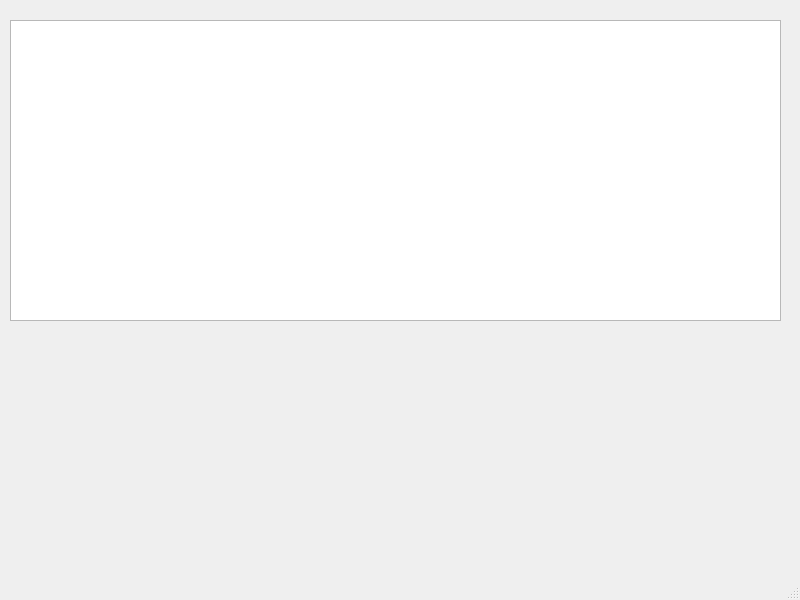
This is src/main/mainwindow.ui in chanjeff2/GroupProject as Qt 5 draws it before an edit. The edited form follows.
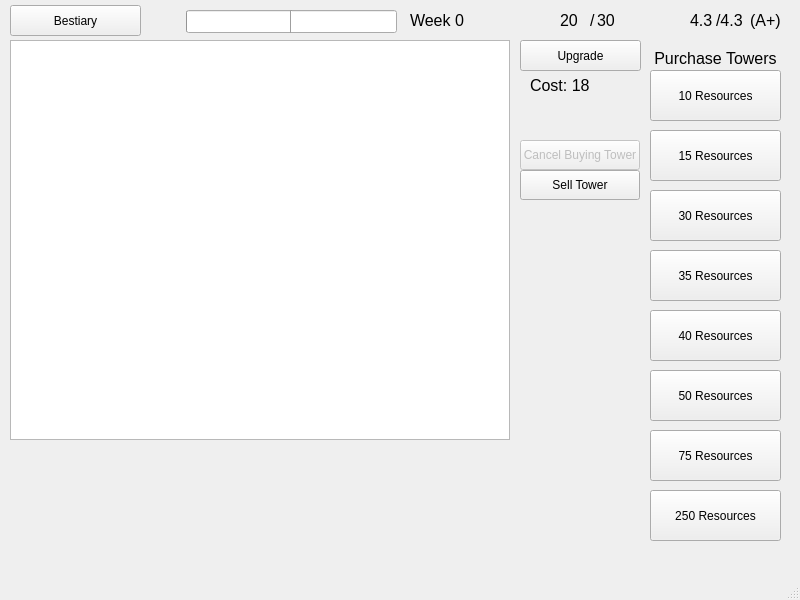
This is the edited form. Icons and pictures are not drawn.

```diff
--- a/src/main/mainwindow.ui
+++ b/src/main/mainwindow.ui
@@ -18,12 +18,602 @@
     <property name="geometry">
      <rect>
       <x>10</x>
-      <y>20</y>
-      <width>771</width>
-      <height>301</height>
+      <y>40</y>
+      <width>500</width>
+      <height>400</height>
      </rect>
     </property>
    </widget>
+   <widget class="QPushButton" name="BuyRegular">
+    <property name="geometry">
+     <rect>
+      <x>650</x>
+      <y>70</y>
+      <width>131</width>
+      <height>51</height>
+     </rect>
+    </property>
+    <property name="text">
+     <string>10 Resources</string>
+    </property>
+    <property name="icon">
+     <iconset>
+      <normaloff>../../res/towers_images/RegularStudent Purchase.png</normaloff>../../res/towers_images/RegularStudent Purchase.png</iconset>
+    </property>
+    <property name="iconSize">
+     <size>
+      <width>50</width>
+      <height>50</height>
+     </size>
+    </property>
+   </widget>
+   <widget class="QLabel" name="Label_BuyTower">
+    <property name="geometry">
+     <rect>
+      <x>650</x>
+      <y>50</y>
+      <width>131</width>
+      <height>16</height>
+     </rect>
+    </property>
+    <property name="minimumSize">
+     <size>
+      <width>0</width>
+      <height>0</height>
+     </size>
+    </property>
+    <property name="baseSize">
+     <size>
+      <width>0</width>
+      <height>0</height>
+     </size>
+    </property>
+    <property name="font">
+     <font>
+      <family>Arial</family>
+      <pointsize>12</pointsize>
+     </font>
+    </property>
+    <property name="text">
+     <string>Purchase Towers</string>
+    </property>
+    <property name="scaledContents">
+     <bool>false</bool>
+    </property>
+    <property name="alignment">
+     <set>Qt::AlignCenter</set>
+    </property>
+   </widget>
+   <widget class="QPushButton" name="BuyArts">
+    <property name="geometry">
+     <rect>
+      <x>650</x>
+      <y>130</y>
+      <width>131</width>
+      <height>51</height>
+     </rect>
+    </property>
+    <property name="text">
+     <string>15 Resources</string>
+    </property>
+    <property name="icon">
+     <iconset>
+      <normaloff>../../res/towers_images/ArtsStudent Purchase.png</normaloff>../../res/towers_images/ArtsStudent Purchase.png</iconset>
+    </property>
+    <property name="iconSize">
+     <size>
+      <width>50</width>
+      <height>50</height>
+     </size>
+    </property>
+   </widget>
+   <widget class="QPushButton" name="BuyWolfram">
+    <property name="geometry">
+     <rect>
+      <x>650</x>
+      <y>190</y>
+      <width>131</width>
+      <height>51</height>
+     </rect>
+    </property>
+    <property name="text">
+     <string>30 Resources</string>
+    </property>
+    <property name="icon">
+     <iconset>
+      <normaloff>../../res/towers_images/Wolfram Purchase.png</normaloff>../../res/towers_images/Wolfram Purchase.png</iconset>
+    </property>
+    <property name="iconSize">
+     <size>
+      <width>50</width>
+      <height>50</height>
+     </size>
+    </property>
+   </widget>
+   <widget class="QPushButton" name="BuyHacker">
+    <property name="geometry">
+     <rect>
+      <x>650</x>
+      <y>250</y>
+      <width>131</width>
+      <height>51</height>
+     </rect>
+    </property>
+    <property name="text">
+     <string>35 Resources</string>
+    </property>
+    <property name="icon">
+     <iconset>
+      <normaloff>../../res/towers_images/Hackerman Purchase.png</normaloff>../../res/towers_images/Hackerman Purchase.png</iconset>
+    </property>
+    <property name="iconSize">
+     <size>
+      <width>50</width>
+      <height>50</height>
+     </size>
+    </property>
+   </widget>
+   <widget class="QPushButton" name="BuyCalc">
+    <property name="geometry">
+     <rect>
+      <x>650</x>
+      <y>310</y>
+      <width>131</width>
+      <height>51</height>
+     </rect>
+    </property>
+    <property name="text">
+     <string>40 Resources</string>
+    </property>
+    <property name="icon">
+     <iconset>
+      <normaloff>../../res/towers_images/Calculator Purchase.png</normaloff>../../res/towers_images/Calculator Purchase.png</iconset>
+    </property>
+    <property name="iconSize">
+     <size>
+      <width>50</width>
+      <height>50</height>
+     </size>
+    </property>
+   </widget>
+   <widget class="QPushButton" name="BuyNerd">
+    <property name="geometry">
+     <rect>
+      <x>650</x>
+      <y>370</y>
+      <width>131</width>
+      <height>51</height>
+     </rect>
+    </property>
+    <property name="text">
+     <string>50 Resources</string>
+    </property>
+    <property name="icon">
+     <iconset>
+      <normaloff>../../res/towers_images/Nerd Purchase.png</normaloff>../../res/towers_images/Nerd Purchase.png</iconset>
+    </property>
+    <property name="iconSize">
+     <size>
+      <width>50</width>
+      <height>50</height>
+     </size>
+    </property>
+   </widget>
+   <widget class="QPushButton" name="BuyGWriter">
+    <property name="geometry">
+     <rect>
+      <x>650</x>
+      <y>430</y>
+      <width>131</width>
+      <height>51</height>
+     </rect>
+    </property>
+    <property name="text">
+     <string>75 Resources</string>
+    </property>
+    <property name="icon">
+     <iconset>
+      <normaloff>../../res/towers_images/Ghostwriter Purchase.png</normaloff>../../res/towers_images/Ghostwriter Purchase.png</iconset>
+    </property>
+    <property name="iconSize">
+     <size>
+      <width>50</width>
+      <height>50</height>
+     </size>
+    </property>
+   </widget>
+   <widget class="QPushButton" name="BuyChegg">
+    <property name="geometry">
+     <rect>
+      <x>650</x>
+      <y>490</y>
+      <width>131</width>
+      <height>51</height>
+     </rect>
+    </property>
+    <property name="text">
+     <string>250 Resources</string>
+    </property>
+    <property name="icon">
+     <iconset>
+      <normaloff>../../res/towers_images/Chegg Purchase.png</normaloff>../../res/towers_images/Chegg Purchase.png</iconset>
+    </property>
+    <property name="iconSize">
+     <size>
+      <width>50</width>
+      <height>50</height>
+     </size>
+    </property>
+   </widget>
+   <widget class="QPushButton" name="Bestiary">
+    <property name="geometry">
+     <rect>
+      <x>10</x>
+      <y>5</y>
+      <width>131</width>
+      <height>31</height>
+     </rect>
+    </property>
+    <property name="text">
+     <string>Bestiary</string>
+    </property>
+   </widget>
+   <widget class="QLabel" name="GPAIcon">
+    <property name="geometry">
+     <rect>
+      <x>650</x>
+      <y>10</y>
+      <width>34</width>
+      <height>21</height>
+     </rect>
+    </property>
+    <property name="font">
+     <font>
+      <family>Arial</family>
+      <pointsize>12</pointsize>
+     </font>
+    </property>
+    <property name="text">
+     <string/>
+    </property>
+    <property name="pixmap">
+     <pixmap resource="../../assets.qrc">:/res/res/misc_images/GPA.png</pixmap>
+    </property>
+   </widget>
+   <widget class="QLabel" name="GPA">
+    <property name="geometry">
+     <rect>
+      <x>690</x>
+      <y>10</y>
+      <width>22</width>
+      <height>21</height>
+     </rect>
+    </property>
+    <property name="font">
+     <font>
+      <family>Arial</family>
+      <pointsize>12</pointsize>
+     </font>
+    </property>
+    <property name="text">
+     <string>4.3</string>
+    </property>
+    <property name="pixmap">
+     <pixmap resource="../../assets.qrc">:/res/res/misc_images/GPA.png</pixmap>
+    </property>
+   </widget>
+   <widget class="QLabel" name="GPA_Cap">
+    <property name="geometry">
+     <rect>
+      <x>716</x>
+      <y>10</y>
+      <width>26</width>
+      <height>21</height>
+     </rect>
+    </property>
+    <property name="font">
+     <font>
+      <family>Arial</family>
+      <pointsize>12</pointsize>
+     </font>
+    </property>
+    <property name="text">
+     <string>/4.3</string>
+    </property>
+    <property name="pixmap">
+     <pixmap resource="../../assets.qrc">:/res/res/misc_images/GPA.png</pixmap>
+    </property>
+   </widget>
+   <widget class="QLabel" name="GPAGrade">
+    <property name="geometry">
+     <rect>
+      <x>750</x>
+      <y>10</y>
+      <width>31</width>
+      <height>21</height>
+     </rect>
+    </property>
+    <property name="font">
+     <font>
+      <family>Arial</family>
+      <pointsize>12</pointsize>
+     </font>
+    </property>
+    <property name="text">
+     <string>(A+)</string>
+    </property>
+    <property name="pixmap">
+     <pixmap resource="../../assets.qrc">:/res/res/misc_images/GPA.png</pixmap>
+    </property>
+   </widget>
+   <widget class="QLabel" name="ResourceSlash">
+    <property name="geometry">
+     <rect>
+      <x>590</x>
+      <y>10</y>
+      <width>5</width>
+      <height>21</height>
+     </rect>
+    </property>
+    <property name="font">
+     <font>
+      <family>Arial</family>
+      <pointsize>12</pointsize>
+     </font>
+    </property>
+    <property name="text">
+     <string>/</string>
+    </property>
+    <property name="pixmap">
+     <pixmap resource="../../assets.qrc">:/res/res/misc_images/GPA.png</pixmap>
+    </property>
+   </widget>
+   <widget class="QLabel" name="Resource">
+    <property name="geometry">
+     <rect>
+      <x>560</x>
+      <y>10</y>
+      <width>30</width>
+      <height>21</height>
+     </rect>
+    </property>
+    <property name="font">
+     <font>
+      <family>Arial</family>
+      <pointsize>12</pointsize>
+     </font>
+    </property>
+    <property name="text">
+     <string>20</string>
+    </property>
+    <property name="pixmap">
+     <pixmap resource="../../assets.qrc">:/res/res/misc_images/GPA.png</pixmap>
+    </property>
+   </widget>
+   <widget class="QLabel" name="ResourceIcon">
+    <property name="geometry">
+     <rect>
+      <x>530</x>
+      <y>13</y>
+      <width>25</width>
+      <height>14</height>
+     </rect>
+    </property>
+    <property name="font">
+     <font>
+      <family>Arial</family>
+      <pointsize>12</pointsize>
+     </font>
+    </property>
+    <property name="text">
+     <string/>
+    </property>
+    <property name="pixmap">
+     <pixmap resource="../../assets.qrc">:/res/res/misc_images/Resources.png</pixmap>
+    </property>
+   </widget>
+   <widget class="QLabel" name="ResourceCap">
+    <property name="geometry">
+     <rect>
+      <x>597</x>
+      <y>10</y>
+      <width>30</width>
+      <height>21</height>
+     </rect>
+    </property>
+    <property name="font">
+     <font>
+      <family>Arial</family>
+      <pointsize>12</pointsize>
+     </font>
+    </property>
+    <property name="text">
+     <string>30</string>
+    </property>
+    <property name="pixmap">
+     <pixmap resource="../../assets.qrc">:/res/res/misc_images/GPA.png</pixmap>
+    </property>
+   </widget>
+   <widget class="QPushButton" name="ResourceUpg">
+    <property name="enabled">
+     <bool>true</bool>
+    </property>
+    <property name="geometry">
+     <rect>
+      <x>520</x>
+      <y>40</y>
+      <width>121</width>
+      <height>31</height>
+     </rect>
+    </property>
+    <property name="text">
+     <string>Upgrade</string>
+    </property>
+   </widget>
+   <widget class="QProgressBar" name="Week">
+    <property name="geometry">
+     <rect>
+      <x>186</x>
+      <y>10</y>
+      <width>211</width>
+      <height>23</height>
+     </rect>
+    </property>
+    <property name="acceptDrops">
+     <bool>false</bool>
+    </property>
+    <property name="toolTip">
+     <string/>
+    </property>
+    <property name="layoutDirection">
+     <enum>Qt::LeftToRight</enum>
+    </property>
+    <property name="autoFillBackground">
+     <bool>false</bool>
+    </property>
+    <property name="minimum">
+     <number>0</number>
+    </property>
+    <property name="maximum">
+     <number>14</number>
+    </property>
+    <property name="value">
+     <number>0</number>
+    </property>
+    <property name="textVisible">
+     <bool>false</bool>
+    </property>
+    <property name="orientation">
+     <enum>Qt::Horizontal</enum>
+    </property>
+    <property name="invertedAppearance">
+     <bool>false</bool>
+    </property>
+    <property name="format">
+     <string/>
+    </property>
+   </widget>
+   <widget class="Line" name="MidtermIndicator">
+    <property name="geometry">
+     <rect>
+      <x>290</x>
+      <y>10</y>
+      <width>2</width>
+      <height>23</height>
+     </rect>
+    </property>
+    <property name="orientation">
+     <enum>Qt::Vertical</enum>
+    </property>
+   </widget>
+   <widget class="QLabel" name="WeekNo">
+    <property name="geometry">
+     <rect>
+      <x>410</x>
+      <y>10</y>
+      <width>71</width>
+      <height>21</height>
+     </rect>
+    </property>
+    <property name="font">
+     <font>
+      <family>Arial</family>
+      <pointsize>12</pointsize>
+     </font>
+    </property>
+    <property name="text">
+     <string>Week 0</string>
+    </property>
+    <property name="pixmap">
+     <pixmap resource="../../assets.qrc">:/res/res/misc_images/GPA.png</pixmap>
+    </property>
+   </widget>
+   <widget class="QLabel" name="WeekNo_2">
+    <property name="geometry">
+     <rect>
+      <x>530</x>
+      <y>75</y>
+      <width>75</width>
+      <height>21</height>
+     </rect>
+    </property>
+    <property name="font">
+     <font>
+      <family>Arial</family>
+      <pointsize>12</pointsize>
+     </font>
+    </property>
+    <property name="text">
+     <string>&lt;html&gt;&lt;head/&gt;&lt;body&gt;&lt;p&gt;Cost: 18&lt;/p&gt;&lt;/body&gt;&lt;/html&gt;</string>
+    </property>
+    <property name="pixmap">
+     <pixmap resource="../../assets.qrc">:/res/res/misc_images/GPA.png</pixmap>
+    </property>
+   </widget>
+   <widget class="QLabel" name="ResourceIcon_2">
+    <property name="geometry">
+     <rect>
+      <x>604</x>
+      <y>78</y>
+      <width>25</width>
+      <height>14</height>
+     </rect>
+    </property>
+    <property name="font">
+     <font>
+      <family>Arial</family>
+      <pointsize>12</pointsize>
+     </font>
+    </property>
+    <property name="text">
+     <string/>
+    </property>
+    <property name="pixmap">
+     <pixmap resource="../../assets.qrc">:/res/res/misc_images/Resources.png</pixmap>
+    </property>
+   </widget>
+   <widget class="QPushButton" name="CancelBuy">
+    <property name="enabled">
+     <bool>false</bool>
+    </property>
+    <property name="geometry">
+     <rect>
+      <x>520</x>
+      <y>140</y>
+      <width>120</width>
+      <height>30</height>
+     </rect>
+    </property>
+    <property name="font">
+     <font>
+      <pointsize>9</pointsize>
+     </font>
+    </property>
+    <property name="text">
+     <string>Cancel Buying Tower</string>
+    </property>
+   </widget>
+   <widget class="QPushButton" name="SellTower">
+    <property name="enabled">
+     <bool>true</bool>
+    </property>
+    <property name="geometry">
+     <rect>
+      <x>520</x>
+      <y>170</y>
+      <width>120</width>
+      <height>30</height>
+     </rect>
+    </property>
+    <property name="font">
+     <font>
+      <pointsize>9</pointsize>
+     </font>
+    </property>
+    <property name="text">
+     <string>Sell Tower</string>
+    </property>
+   </widget>
   </widget>
   <widget class="QMenuBar" name="menubar">
    <property name="geometry">
```
Left out of the diff: 14 changed lines with no effect on the pictures.
